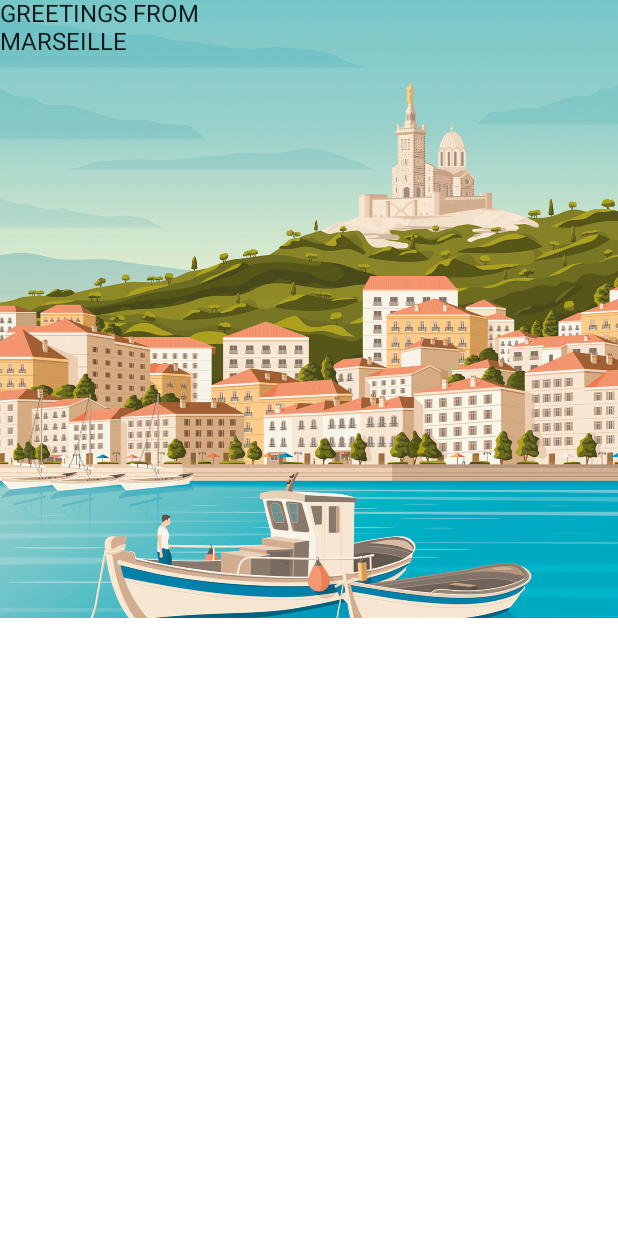
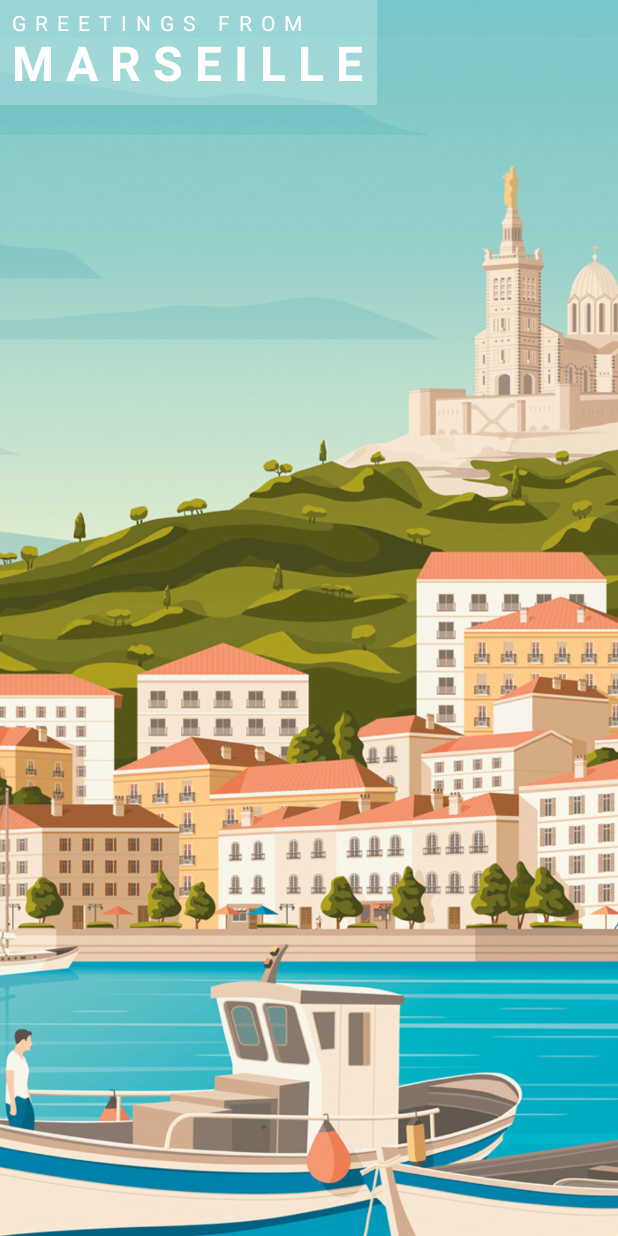
Before and after one commit to BorcsokNora/Postcard, an Android app built with Jetpack Compose: the screen it shows after launch (MainActivity), on a phone screen of 412 x 824 dp. Run offline under Robolectric (Android 15) with nearby library versions, the phone set to English and light mode, and no system bars.

Commit message:
phase 3: solution

```diff
--- a/app/src/main/java/com/example/postcard/MainActivity.kt
+++ b/app/src/main/java/com/example/postcard/MainActivity.kt
@@ -6,13 +6,12 @@ import androidx.activity.compose.setContent
 import androidx.compose.foundation.Image
 import androidx.compose.foundation.background
 import androidx.compose.foundation.layout.*
-import androidx.compose.material.*
+import androidx.compose.material.Surface
+import androidx.compose.material.Text
 import androidx.compose.runtime.Composable
-import androidx.compose.ui.Alignment
 import androidx.compose.ui.Modifier
 import androidx.compose.ui.graphics.Color
 import androidx.compose.ui.layout.ContentScale
-import androidx.compose.ui.modifier.modifierLocalConsumer
 import androidx.compose.ui.res.painterResource
 import androidx.compose.ui.text.font.FontWeight
 import androidx.compose.ui.tooling.preview.Preview
@@ -39,40 +38,31 @@ class MainActivity : ComponentActivity() {
 @Composable
 fun MyComposable() {
     Box(Modifier.fillMaxSize()) {
-        // TODO: 1. add a Modifier to the image to fill the max height,
-        //            modifier = Modifier.fillMaxHeight(),
-
-        // TODO: 2. scale the image to fill the screen with ContentScale.Crop
-        //            contentScale = ContentScale.Crop,
         Image(
             painter = painterResource(id = R.drawable.marseille),
             contentDescription = null,
+            modifier = Modifier.fillMaxHeight(),
+            contentScale = ContentScale.Crop,
         )
 
         Column(
             modifier = Modifier
+                .background(Color(0x40FFFFFF))
+                .padding(8.dp)
         ) {
-            // TODO: 3. add styling to the text
-            //  change the text color to white: color = Color(0xFFFFFFFF),
-            //  increase the size: fontSize = 14.sp,
-            //  make the text more spacious: letterSpacing = 6.sp
             Text(
                 text = "GREETINGS FROM",
+                color = Color(0xFFFFFFFF),
+                fontSize = 14.sp,
+                letterSpacing = 6.sp
             )
-            // TODO: 4. add styling to the text:
-            //  color: white,
-            //  fontSize: 32.sp,
-            //  letterSpacing: 8.sp,
-            //  fontWeight: FontWeight.Bold
             Text(
                 text = "MARSEILLE",
+                color = Color(0xFFFFFFFF),
+                fontSize = 32.sp,
+                letterSpacing = 8.sp,
+                fontWeight = FontWeight.Bold
             )
-
-        // TODO: 5. replace the default Modifier of the column to emphasize the text:
-        //       modifier = Modifier
-        //          .background(Color(0x40FFFFFF))
-        //          .padding(8.dp)
-
         }
     }
 }
```
